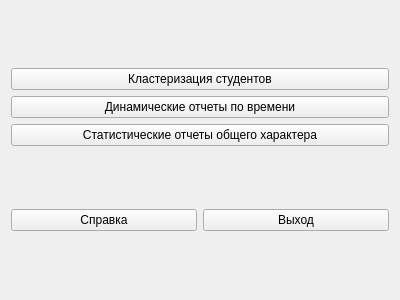
Before: the Qt Designer form decane.ui in gunmaden/IS-AOOZ, drawn with Qt 5.
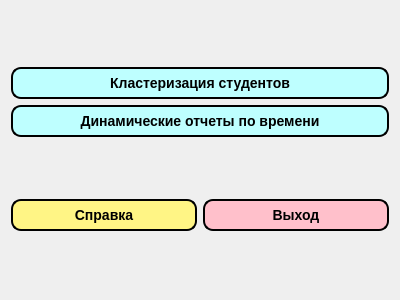
After: the same form once the commit is applied.

```diff
--- a/decane.ui
+++ b/decane.ui
@@ -18,6 +18,22 @@
     <layout class="QVBoxLayout" name="verticalLayout">
      <item>
       <widget class="QPushButton" name="pushButton">
+       <property name="styleSheet">
+        <string notr="true">QPushButton{
+     background-color: rgb(190, 255, 255);
+     border-style: outset;
+     border-width: 2px;
+     border-radius: 10px;
+     border-color: black;
+     font: bold 14px;
+     min-width: 10em;
+     padding: 6px;
+ }
+ QPushButton:pressed {
+     background-color: rgb(0, 255, 238);
+     border-style: inset;
+ }</string>
+       </property>
        <property name="text">
         <string>Кластеризация студентов</string>
        </property>
@@ -25,24 +41,49 @@
      </item>
      <item>
       <widget class="QPushButton" name="pushButton_2">
+       <property name="styleSheet">
+        <string notr="true">QPushButton{
+     background-color: rgb(190, 255, 255);
+     border-style: outset;
+     border-width: 2px;
+     border-radius: 10px;
+     border-color: black;
+     font: bold 14px;
+     min-width: 10em;
+     padding: 6px;
+ }
+ QPushButton:pressed {
+     background-color: rgb(0, 255, 238);
+     border-style: inset;
+ }</string>
+       </property>
        <property name="text">
         <string>Динамические отчеты по времени</string>
        </property>
       </widget>
      </item>
-     <item>
-      <widget class="QPushButton" name="pushButton_3">
-       <property name="text">
-        <string>Статистические отчеты общего характера</string>
-       </property>
-      </widget>
-     </item>
     </layout>
    </item>
    <item row="1" column="0">
     <layout class="QHBoxLayout" name="horizontalLayout">
      <item>
       <widget class="QPushButton" name="pushButton_4">
+       <property name="styleSheet">
+        <string notr="true">QPushButton{
+     background-color: rgb(255, 245, 133);
+     border-style: outset;
+     border-width: 2px;
+     border-radius: 10px;
+     border-color: black;
+     font: bold 14px;
+     min-width: 10em;
+     padding: 6px;
+ }
+ QPushButton:pressed {
+     background-color: rgb(0, 255, 238);
+     border-style: inset;
+ }</string>
+       </property>
        <property name="text">
         <string>Справка</string>
        </property>
@@ -50,6 +91,22 @@
      </item>
      <item>
       <widget class="QPushButton" name="pushButton_5">
+       <property name="styleSheet">
+        <string notr="true">QPushButton{
+     background-color: pink;
+     border-style: outset;
+     border-width: 2px;
+     border-radius: 10px;
+     border-color: black;
+     font: bold 14px;
+     min-width: 10em;
+     padding: 6px;
+ }
+ QPushButton:pressed {
+     background-color: rgb(0, 255, 238);
+     border-style: inset;
+ }</string>
+       </property>
        <property name="text">
         <string>Выход</string>
        </property>
```
